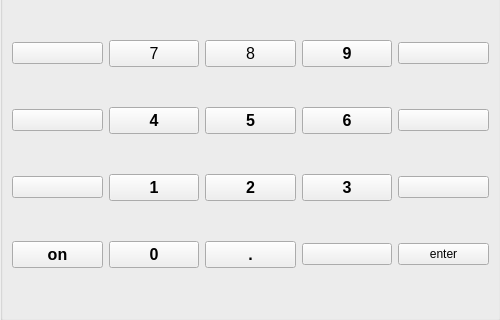
Old version of the form mainwindow.ui in the repository Cannon7206/Calculator; both pictures show x 0 to 500 and y 480 to 800 of the 500 by 800 pixel window.
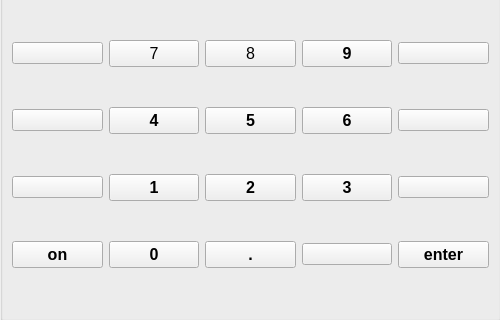
New version of the form. Icons and pictures are not drawn.

```diff
--- a/mainwindow.ui
+++ b/mainwindow.ui
@@ -217,6 +217,12 @@
      </item>
      <item row="7" column="4">
       <widget class="QPushButton" name="enter">
+       <property name="font">
+        <font>
+         <pointsize>12</pointsize>
+         <bold>true</bold>
+        </font>
+       </property>
        <property name="text">
         <string>enter</string>
        </property>
```
Left out of the diff: 2 changed lines with no effect on the pictures.
